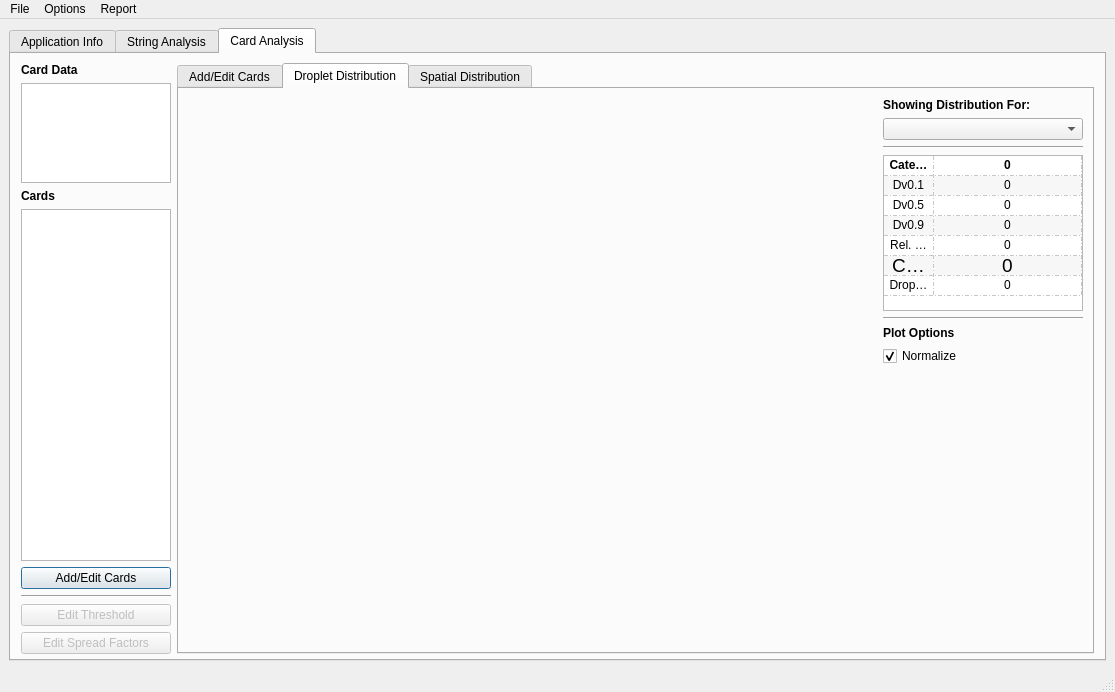
Qt form accupatt/windows/ui/mainWindow.ui (gill14/AccuPatt) before a commit.
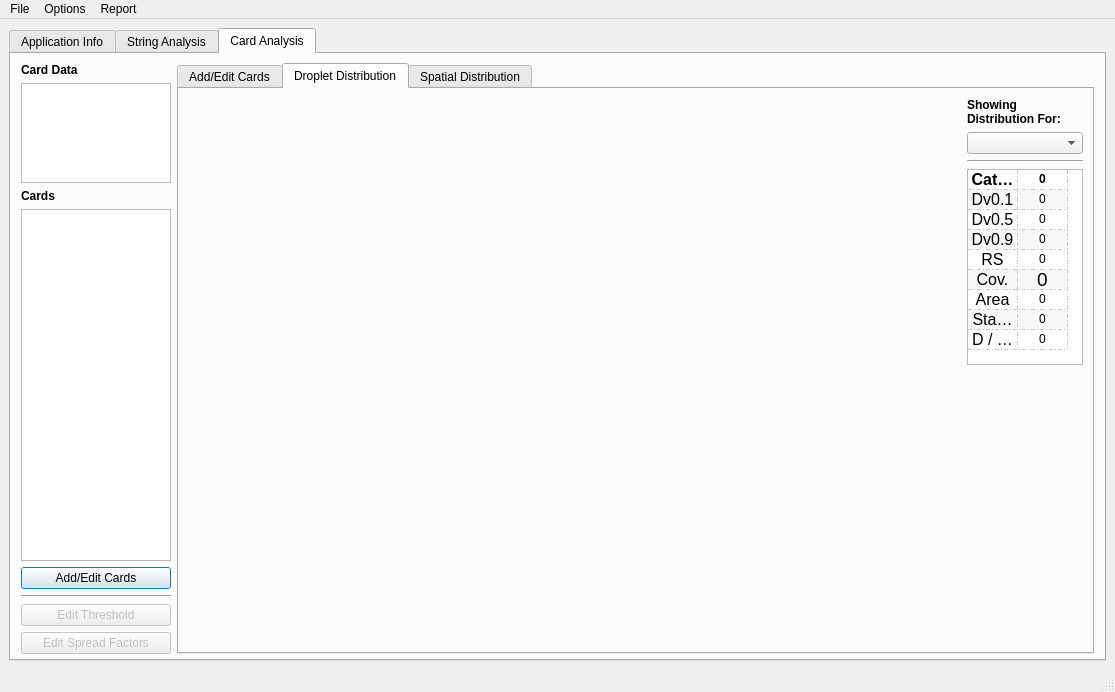
The same form after that commit. The open tabs and pages were chosen to show the change. Custom widgets are drawn as their Qt base class.

Commit message: card dist plot composite, clean dBBridge

What changed in the file:
```diff
--- a/accupatt/windows/ui/mainWindow.ui
+++ b/accupatt/windows/ui/mainWindow.ui
@@ -1372,14 +1372,14 @@
                 </property>
                 <property name="minimumSize">
                  <size>
-                  <width>185</width>
+                  <width>0</width>
                   <height>0</height>
                  </size>
                 </property>
                 <property name="maximumSize">
                  <size>
                   <width>200</width>
-                  <height>190</height>
+                  <height>220</height>
                  </size>
                 </property>
                 <property name="sizeAdjustPolicy">
@@ -1413,7 +1413,7 @@
                  <number>50</number>
                 </attribute>
                 <attribute name="horizontalHeaderStretchLastSection">
-                 <bool>true</bool>
+                 <bool>false</bool>
                 </attribute>
                 <attribute name="verticalHeaderVisible">
                  <bool>false</bool>
@@ -1463,6 +1463,16 @@
                   <string>cov</string>
                  </property>
                 </row>
+                <row>
+                 <property name="text">
+                  <string>area</string>
+                 </property>
+                </row>
+                <row>
+                 <property name="text">
+                  <string>stains</string>
+                 </property>
+                </row>
                 <row>
                  <property name="text">
                   <string>spsi</string>
@@ -1472,6 +1482,11 @@
                  <property name="text">
                   <string>Param</string>
                  </property>
+                 <property name="font">
+                  <font>
+                   <pointsize>11</pointsize>
+                  </font>
+                 </property>
                  <property name="textAlignment">
                   <set>AlignCenter</set>
                  </property>
@@ -1490,6 +1505,7 @@
                  </property>
                  <property name="font">
                   <font>
+                   <pointsize>12</pointsize>
                    <weight>75</weight>
                    <bold>true</bold>
                   </font>
@@ -1516,6 +1532,11 @@
                  <property name="text">
                   <string>Dv0.1</string>
                  </property>
+                 <property name="font">
+                  <font>
+                   <pointsize>12</pointsize>
+                  </font>
+                 </property>
                  <property name="textAlignment">
                   <set>AlignCenter</set>
                  </property>
@@ -1532,6 +1553,11 @@
                  <property name="text">
                   <string>Dv0.5</string>
                  </property>
+                 <property name="font">
+                  <font>
+                   <pointsize>12</pointsize>
+                  </font>
+                 </property>
                  <property name="textAlignment">
                   <set>AlignCenter</set>
                  </property>
@@ -1548,6 +1574,11 @@
                  <property name="text">
                   <string>Dv0.9</string>
                  </property>
+                 <property name="font">
+                  <font>
+                   <pointsize>12</pointsize>
+                  </font>
+                 </property>
                  <property name="textAlignment">
                   <set>AlignCenter</set>
                  </property>
@@ -1562,7 +1593,12 @@
                 </item>
                 <item row="4" column="0">
                  <property name="text">
-                  <string>Rel. Span</string>
+                  <string>RS</string>
+                 </property>
+                 <property name="font">
+                  <font>
+                   <pointsize>12</pointsize>
+                  </font>
                  </property>
                  <property name="textAlignment">
                   <set>AlignCenter</set>
@@ -1578,11 +1614,11 @@
                 </item>
                 <item row="5" column="0">
                  <property name="text">
-                  <string>Coverage</string>
+                  <string>Cov.</string>
                  </property>
                  <property name="font">
                   <font>
-                   <pointsize>14</pointsize>
+                   <pointsize>12</pointsize>
                    <weight>50</weight>
                    <bold>false</bold>
                   </font>
@@ -1608,7 +1644,12 @@
                 </item>
                 <item row="6" column="0">
                  <property name="text">
-                  <string>Drops / sq. in.</string>
+                  <string>Area</string>
+                 </property>
+                 <property name="font">
+                  <font>
+                   <pointsize>12</pointsize>
+                  </font>
                  </property>
                  <property name="textAlignment">
                   <set>AlignCenter</set>
@@ -1622,36 +1663,48 @@
                   <set>AlignCenter</set>
                  </property>
                 </item>
-               </widget>
-              </item>
-              <item>
-               <widget class="Line" name="line">
-                <property name="orientation">
-                 <enum>Qt::Horizontal</enum>
-                </property>
-               </widget>
-              </item>
-              <item>
-               <widget class="QLabel" name="label_3">
-                <property name="font">
-                 <font>
-                  <weight>75</weight>
-                  <bold>true</bold>
-                 </font>
-                </property>
-                <property name="text">
-                 <string>Plot Options</string>
-                </property>
-               </widget>
-              </item>
-              <item>
-               <widget class="QCheckBox" name="checkBoxSprayCardDistNorm">
-                <property name="text">
-                 <string>Normalize</string>
-                </property>
-                <property name="checked">
-                 <bool>true</bool>
-                </property>
+                <item row="7" column="0">
+                 <property name="text">
+                  <string>Stains</string>
+                 </property>
+                 <property name="font">
+                  <font>
+                   <pointsize>12</pointsize>
+                  </font>
+                 </property>
+                 <property name="textAlignment">
+                  <set>AlignCenter</set>
+                 </property>
+                </item>
+                <item row="7" column="1">
+                 <property name="text">
+                  <string>0</string>
+                 </property>
+                 <property name="textAlignment">
+                  <set>AlignCenter</set>
+                 </property>
+                </item>
+                <item row="8" column="0">
+                 <property name="text">
+                  <string>D / in2</string>
+                 </property>
+                 <property name="font">
+                  <font>
+                   <pointsize>12</pointsize>
+                  </font>
+                 </property>
+                 <property name="textAlignment">
+                  <set>AlignCenter</set>
+                 </property>
+                </item>
+                <item row="8" column="1">
+                 <property name="text">
+                  <string>0</string>
+                 </property>
+                 <property name="textAlignment">
+                  <set>AlignCenter</set>
+                 </property>
+                </item>
                </widget>
               </item>
               <item>
```
Left out of the diff: 4 changed lines with no effect on the pictures. The commit also changes 6 other files.
